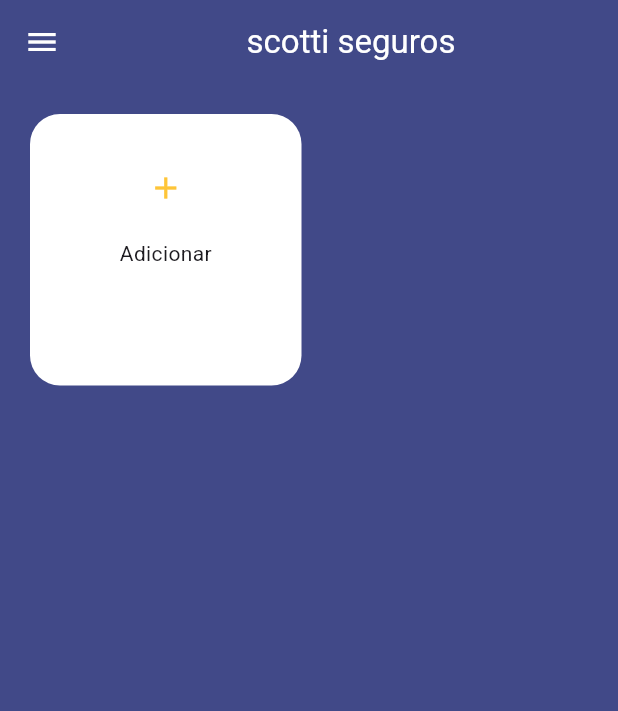
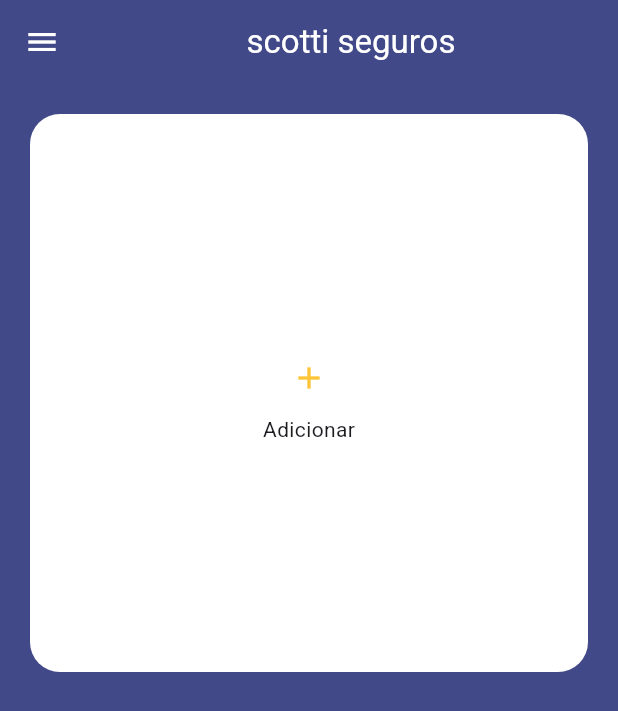
Before and after one commit to franco-scotti/NotesManagerSC, a Flutter app: the screen it shows after launch, on a phone screen of 412 x 824 dp. Shown: the top 711 px of the screen. Run offline on Flutter 3.47's test engine with Material 3 defaults, Android fonts, the phone set to English and light mode, and no system bars; our stand-ins replace bloc, flutter_bloc, hive_flutter; accounts and stored records are empty.

Commit message:
Ajustes de responsividade nos cards

```diff
--- a/lib/models/notes_manager/notes_manager.dart
+++ b/lib/models/notes_manager/notes_manager.dart
@@ -9,14 +9,12 @@ class Note {
     this.observation = "",
   });
 
-  // Para salvar no Hive sem adapter
   Map<String, dynamic> toMap() => {
         'title': title,
         'description': description,
         'observation': observation,
       };
 
-  // Para ler do Hive
   factory Note.fromMap(Map<dynamic, dynamic> map) => Note(
         title: map['title'] ?? '',
         description: map['description'] ?? '',
--- a/lib/views/notes_manager/notes_manager.dart
+++ b/lib/views/notes_manager/notes_manager.dart
@@ -3,8 +3,8 @@ import 'package:scotti_seguros/consts/app_colors.dart';
 import 'package:flutter_bloc/flutter_bloc.dart';
 import 'package:scotti_seguros/cubits/home_page/notes_manager_cubit.dart';
 import 'package:scotti_seguros/cubits/home_page/notes_manager_state.dart';
-import 'package:scotti_seguros/models/notes_manager/notes_manager.dart';
 import 'package:scotti_seguros/views/notes_manager/widgets/card_add_new.dart';
+import 'package:scotti_seguros/views/notes_manager/widgets/card_note.dart';
 
 class NotesManager extends StatefulWidget {
   const NotesManager({super.key});
@@ -27,14 +27,12 @@ class _NotesManagerState extends State<NotesManager> {
   @override
   Widget build(BuildContext context) {
     var screenSize = MediaQuery.of(context).size;
-    var screenWidth = screenSize.width;
+    int crossAxisCount = _getCrossCount(screenSize.width);
 
-    int crossAxisCount = screenWidth > 600 ? 4 : 2;
-    double cardWidth = screenWidth / crossAxisCount - 30;
     return BlocBuilder<NotesManagerCubit, NotesManagerState>(
         builder: (context, state) {
       return Scaffold(
-        backgroundColor: Color(0xFF414988),
+        backgroundColor: AppColors.primary,
         appBar: AppBar(
           title: Expanded(
             child: Center(
@@ -59,16 +57,13 @@ class _NotesManagerState extends State<NotesManager> {
           crossAxisSpacing: 10,
           mainAxisSpacing: 10,
           children: [
-            CardAddNew(
-              cardWidth: cardWidth,
-            ),
+            CardAddNew(),
             ...List.generate(
               state.notes.length,
-              (index) => _cardNotes(
-                state.notes[index].title,
-                state.notes[index].description,
-                Icons.info,
-                cardWidth: cardWidth,
+              (index) => CardNote(
+                title: state.notes[index].title,
+                description: state.notes[index].description,
+                icon: Icons.info,
               ),
             ),
           ],
@@ -77,61 +72,15 @@ class _NotesManagerState extends State<NotesManager> {
     });
   }
 
-  Widget _cardNotes(
-    String title,
-    String description,
-    IconData icon, {
-    required double cardWidth,
-  }) {
-    return GestureDetector(
-      onTap: () => {},
-      child: Container(
-        width: cardWidth,
-        decoration: BoxDecoration(
-          color: Colors.white,
-          borderRadius: const BorderRadius.all(
-            Radius.circular(20),
-          ),
-        ),
-        child: Column(
-          children: [
-            Row(
-              children: [
-                IconButton(
-                  icon: Icon(Icons.cancel),
-                  color: AppColors.secondary,
-                  iconSize: 28,
-                  onPressed: () {
-                    BlocProvider.of<NotesManagerCubit>(context)
-                        .removeNote(title);
-                  },
-                ),
-              ],
-            ),
-            Padding(
-              padding: const EdgeInsets.all(25),
-              child: Column(
-                crossAxisAlignment: CrossAxisAlignment.center,
-                children: [
-                  Icon(
-                    icon,
-                    color: AppColors.primary,
-                  ),
-                  const SizedBox(height: 10),
-                  Text(
-                    title,
-                    style: TextStyle(fontSize: 15),
-                  ),
-                  Text(
-                    description,
-                    style: TextStyle(fontSize: 10),
-                  ),
-                ],
-              ),
-            ),
-          ],
-        ),
-      ),
-    );
+  int _getCrossCount(double screenWidth) {
+    if (screenWidth > 1250) {
+      return 4;
+    } else if (screenWidth < 1250 && screenWidth > 950) {
+      return 3;
+    } else if (screenWidth < 950 && screenWidth > 690) {
+      return 2;
+    } else {
+      return 1;
+    }
   }
 }
--- a/lib/views/notes_manager/widgets/card_add_new.dart
+++ b/lib/views/notes_manager/widgets/card_add_new.dart
@@ -6,11 +6,8 @@ import 'package:scotti_seguros/cubits/home_page/notes_manager_state.dart';
 import 'package:scotti_seguros/models/notes_manager/notes_manager.dart';
 
 class CardAddNew extends StatefulWidget {
-  final double cardWidth;
-
   const CardAddNew({
     super.key,
-    required this.cardWidth,
   });
 
   @override
@@ -33,8 +30,6 @@ class _CardAddNewState extends State<CardAddNew> {
     return BlocBuilder<NotesManagerCubit, NotesManagerState>(
       builder: (context, state) {
         return Container(
-          width: widget.cardWidth,
-          padding: const EdgeInsets.all(25),
           decoration: BoxDecoration(
             color: Colors.white,
             borderRadius: const BorderRadius.all(
@@ -43,7 +38,7 @@ class _CardAddNewState extends State<CardAddNew> {
           ),
           child: !state.isAddingNew
               ? Column(
-                  crossAxisAlignment: CrossAxisAlignment.center,
+                  mainAxisAlignment: MainAxisAlignment.center,
                   children: [
                     IconButton(
                       icon: Icon(Icons.add),
@@ -53,11 +48,27 @@ class _CardAddNewState extends State<CardAddNew> {
                             .setisAddingNew(true);
                       },
                     ),
-                    const SizedBox(height: 10),
                     Text('Adicionar'),
                   ],
                 )
               : Column(
+                  children: [
+                    Row(
+                      children: [
+                        IconButton(
+                          icon: Icon(Icons.cancel),
+                          color: AppColors.primary,
+                          iconSize: 28,
+                          onPressed: () {
+                            BlocProvider.of<NotesManagerCubit>(context)
+                                .setisAddingNew(false);
+                          },
+                        ),
+                      ],
+                    ),
+                    Padding(
+                      padding: const EdgeInsets.all(25),
+                      child: Column(
                         crossAxisAlignment: CrossAxisAlignment.center,
                         children: [
                           TextField(
@@ -69,7 +80,7 @@ class _CardAddNewState extends State<CardAddNew> {
                               ),
                             ),
                           ),
-                    SizedBox(height: 20),
+                          SizedBox(height: 10),
                           TextField(
                             controller: _descriptionController,
                             maxLines: 3,
@@ -100,24 +111,23 @@ class _CardAddNewState extends State<CardAddNew> {
                                     .addNote(note);
                                 BlocProvider.of<NotesManagerCubit>(context)
                                     .getAllNotes();
+                                _titleController.clear();
+                                _descriptionController.clear();
                               },
                               child: Text(
                                 'Salvar',
-                          style: TextStyle(fontSize: 16, color: Colors.white),
+                                style: TextStyle(
+                                    fontSize: 16, color: Colors.white),
                               ),
                             ),
                           ),
-                    IconButton(
-                      icon: Icon(Icons.cancel),
-                      color: AppColors.primary,
-                      iconSize: 28,
-                      onPressed: () {
-                        BlocProvider.of<NotesManagerCubit>(context)
-                            .setisAddingNew(false);
-                      },
+                        ],
+                      ),
                     ),
                   ],
-                ));
-    });
+                ),
+        );
+      },
+    );
   }
 }
```
Also changed, not shown: lib/views/notes_manager/widgets/card_note.dart (added, +81 -0 lines), lib/views/notes_manager/widgets/view_note.dart (added, +42 -0 lines). Lines whose indentation alone changed are shown as unchanged.
